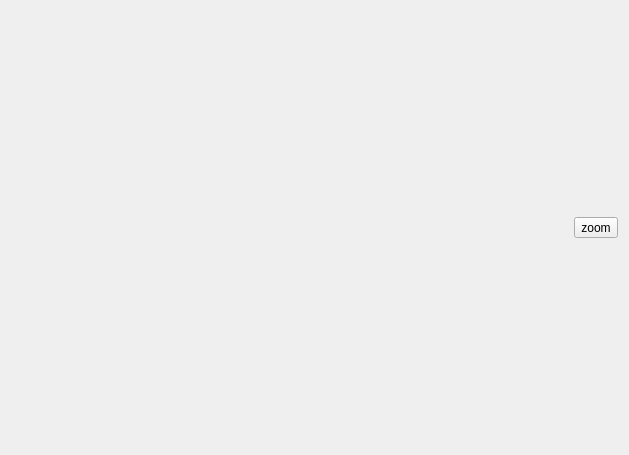
Above: form/plot/formplot.ui from MRsoymilk/MySerial before the change. Below: the same form after it.
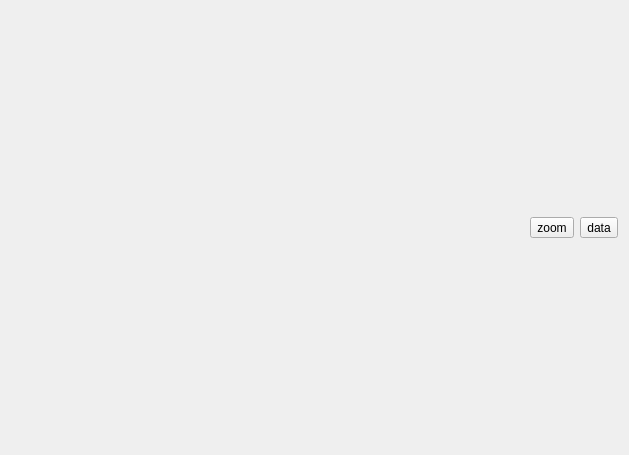
That is the form after the change. Icons and pictures are not drawn.

Commit message: add widget to show calculated data

What changed in the file:
```diff
--- a/form/plot/formplot.ui
+++ b/form/plot/formplot.ui
@@ -42,6 +42,13 @@
        </property>
       </widget>
      </item>
+     <item>
+      <widget class="QToolButton" name="tBtnData">
+       <property name="text">
+        <string>data</string>
+       </property>
+      </widget>
+     </item>
     </layout>
    </item>
   </layout>
```
The commit also changes 11 other files.
